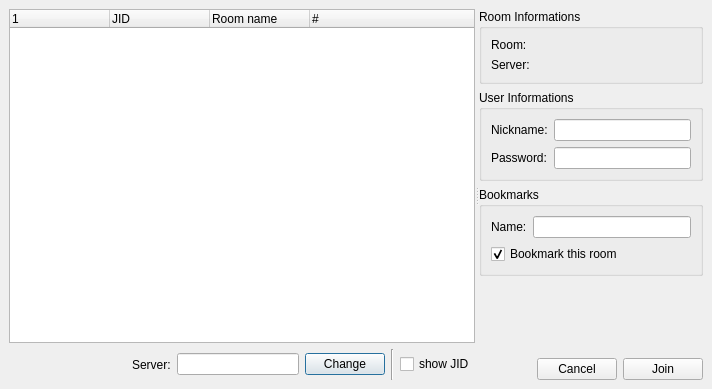
The window that widgets/mucbrowser.ui (xmpp-graveyard/jabbim) describes before a commit, drawn with Qt 5.
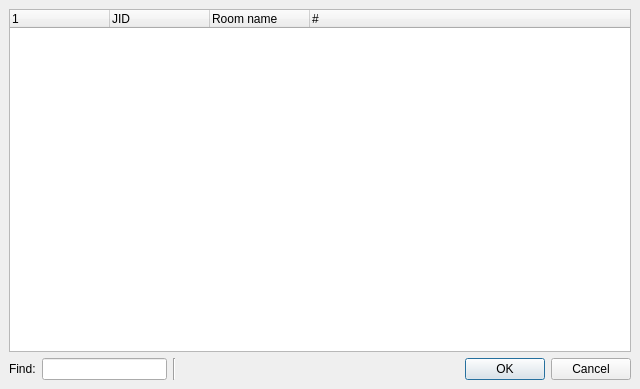
The same window after the commit.

Patch:
```diff
--- a/widgets/mucbrowser.ui
+++ b/widgets/mucbrowser.ui
@@ -5,7 +5,7 @@
    <rect>
     <x>0</x>
     <y>0</y>
-    <width>712</width>
+    <width>640</width>
     <height>389</height>
    </rect>
   </property>
@@ -13,355 +13,81 @@
    <string>MUC Browser</string>
   </property>
   <layout class="QGridLayout" >
-   <property name="leftMargin" >
+   <property name="margin" >
     <number>9</number>
    </property>
-   <property name="topMargin" >
-    <number>9</number>
-   </property>
-   <property name="rightMargin" >
-    <number>9</number>
-   </property>
-   <property name="bottomMargin" >
-    <number>9</number>
-   </property>
-   <property name="horizontalSpacing" >
+   <property name="spacing" >
     <number>6</number>
    </property>
-   <property name="verticalSpacing" >
-    <number>6</number>
-   </property>
+   <item row="1" column="0" >
+    <layout class="QHBoxLayout" >
+     <property name="margin" >
+      <number>0</number>
+     </property>
+     <property name="spacing" >
+      <number>6</number>
+     </property>
+     <item>
+      <widget class="QLabel" name="label" >
+       <property name="text" >
+        <string>Find:</string>
+       </property>
+      </widget>
+     </item>
+     <item>
+      <widget class="QLineEdit" name="filter" >
+       <property name="maximumSize" >
+        <size>
+         <width>125</width>
+         <height>16777215</height>
+        </size>
+       </property>
+      </widget>
+     </item>
+     <item>
+      <widget class="Line" name="line" >
+       <property name="orientation" >
+        <enum>Qt::Vertical</enum>
+       </property>
+      </widget>
+     </item>
+     <item>
+      <widget class="QDialogButtonBox" name="buttonBox" >
+       <property name="orientation" >
+        <enum>Qt::Horizontal</enum>
+       </property>
+       <property name="standardButtons" >
+        <set>QDialogButtonBox::Cancel|QDialogButtonBox::NoButton|QDialogButtonBox::Ok</set>
+       </property>
+      </widget>
+     </item>
+    </layout>
+   </item>
    <item row="0" column="0" >
-    <widget class="QSplitter" name="splitter" >
-     <property name="orientation" >
-      <enum>Qt::Horizontal</enum>
+    <widget class="QTreeWidget" name="groupchats" >
+     <property name="allColumnsShowFocus" >
+      <bool>true</bool>
      </property>
-     <widget class="QWidget" name="layoutWidget" >
-      <layout class="QVBoxLayout" >
-       <property name="spacing" >
-        <number>6</number>
-       </property>
-       <property name="leftMargin" >
-        <number>0</number>
-       </property>
-       <property name="topMargin" >
-        <number>0</number>
-       </property>
-       <property name="rightMargin" >
-        <number>0</number>
-       </property>
-       <property name="bottomMargin" >
-        <number>0</number>
-       </property>
-       <item>
-        <widget class="QTreeWidget" name="groupchats" >
-         <property name="allColumnsShowFocus" >
-          <bool>true</bool>
-         </property>
-         <column>
-          <property name="text" >
-           <string/>
-          </property>
-         </column>
-         <column>
-          <property name="text" >
-           <string>JID</string>
-          </property>
-         </column>
-         <column>
-          <property name="text" >
-           <string>Room name</string>
-          </property>
-         </column>
-         <column>
-          <property name="text" >
-           <string>#</string>
-          </property>
-         </column>
-        </widget>
-       </item>
-       <item>
-        <layout class="QHBoxLayout" >
-         <property name="spacing" >
-          <number>6</number>
-         </property>
-         <property name="leftMargin" >
-          <number>0</number>
-         </property>
-         <property name="topMargin" >
-          <number>0</number>
-         </property>
-         <property name="rightMargin" >
-          <number>0</number>
-         </property>
-         <property name="bottomMargin" >
-          <number>0</number>
-         </property>
-         <item>
-          <spacer>
-           <property name="orientation" >
-            <enum>Qt::Horizontal</enum>
-           </property>
-           <property name="sizeHint" >
-            <size>
-             <width>100</width>
-             <height>31</height>
-            </size>
-           </property>
-          </spacer>
-         </item>
-         <item>
-          <widget class="QLabel" name="label_5" >
-           <property name="text" >
-            <string>Server:</string>
-           </property>
-          </widget>
-         </item>
-         <item>
-          <widget class="QLineEdit" name="lineEdit" />
-         </item>
-         <item>
-          <widget class="QPushButton" name="serverChangeButton" >
-           <property name="text" >
-            <string>Change</string>
-           </property>
-          </widget>
-         </item>
-         <item>
-          <widget class="Line" name="line" >
-           <property name="orientation" >
-            <enum>Qt::Vertical</enum>
-           </property>
-          </widget>
-         </item>
-         <item>
-          <widget class="QCheckBox" name="showJid" >
-           <property name="text" >
-            <string>show JID</string>
-           </property>
-          </widget>
-         </item>
-        </layout>
-       </item>
-      </layout>
-     </widget>
-     <widget class="QWidget" name="layoutWidget" >
-      <layout class="QVBoxLayout" >
-       <property name="spacing" >
-        <number>6</number>
-       </property>
-       <property name="leftMargin" >
-        <number>0</number>
-       </property>
-       <property name="topMargin" >
-        <number>0</number>
-       </property>
-       <property name="rightMargin" >
-        <number>0</number>
-       </property>
-       <property name="bottomMargin" >
-        <number>0</number>
-       </property>
-       <item>
-        <widget class="QGroupBox" name="groupBox" >
-         <property name="title" >
-          <string>Room Informations</string>
-         </property>
-         <layout class="QGridLayout" >
-          <property name="leftMargin" >
-           <number>9</number>
-          </property>
-          <property name="topMargin" >
-           <number>9</number>
-          </property>
-          <property name="rightMargin" >
-           <number>9</number>
-          </property>
-          <property name="bottomMargin" >
-           <number>9</number>
-          </property>
-          <property name="horizontalSpacing" >
-           <number>6</number>
-          </property>
-          <property name="verticalSpacing" >
-           <number>6</number>
-          </property>
-          <item row="0" column="0" colspan="2" >
-           <widget class="QLabel" name="roomLabel" >
-            <property name="text" >
-             <string>Room:</string>
-            </property>
-           </widget>
-          </item>
-          <item row="1" column="0" colspan="2" >
-           <widget class="QLabel" name="serverLabel" >
-            <property name="text" >
-             <string>Server:</string>
-            </property>
-           </widget>
-          </item>
-         </layout>
-        </widget>
-       </item>
-       <item>
-        <widget class="QGroupBox" name="groupBox_2" >
-         <property name="title" >
-          <string>User Informations</string>
-         </property>
-         <layout class="QGridLayout" >
-          <property name="leftMargin" >
-           <number>9</number>
-          </property>
-          <property name="topMargin" >
-           <number>9</number>
-          </property>
-          <property name="rightMargin" >
-           <number>9</number>
-          </property>
-          <property name="bottomMargin" >
-           <number>9</number>
-          </property>
-          <property name="horizontalSpacing" >
-           <number>6</number>
-          </property>
-          <property name="verticalSpacing" >
-           <number>6</number>
-          </property>
-          <item row="1" column="1" >
-           <widget class="QLineEdit" name="password" >
-            <property name="text" >
-             <string/>
-            </property>
-           </widget>
-          </item>
-          <item row="0" column="1" >
-           <widget class="QLineEdit" name="nickname" />
-          </item>
-          <item row="1" column="0" >
-           <widget class="QLabel" name="label_3" >
-            <property name="text" >
-             <string>Password:</string>
-            </property>
-           </widget>
-          </item>
-          <item row="0" column="0" >
-           <widget class="QLabel" name="label_4" >
-            <property name="text" >
-             <string>Nickname:</string>
-            </property>
-           </widget>
-          </item>
-         </layout>
-        </widget>
-       </item>
-       <item>
-        <widget class="QGroupBox" name="groupBox_3" >
-         <property name="title" >
-          <string>Bookmarks</string>
-         </property>
-         <layout class="QGridLayout" >
-          <property name="leftMargin" >
-           <number>9</number>
-          </property>
-          <property name="topMargin" >
-           <number>9</number>
-          </property>
-          <property name="rightMargin" >
-           <number>9</number>
-          </property>
-          <property name="bottomMargin" >
-           <number>9</number>
-          </property>
-          <property name="horizontalSpacing" >
-           <number>6</number>
-          </property>
-          <property name="verticalSpacing" >
-           <number>6</number>
-          </property>
-          <item row="1" column="0" colspan="2" >
-           <widget class="QCheckBox" name="bookmark" >
-            <property name="text" >
-             <string>Bookmark this room</string>
-            </property>
-            <property name="checked" >
-             <bool>true</bool>
-            </property>
-           </widget>
-          </item>
-          <item row="0" column="0" >
-           <widget class="QLabel" name="label_6" >
-            <property name="text" >
-             <string>Name:</string>
-            </property>
-           </widget>
-          </item>
-          <item row="0" column="1" >
-           <widget class="QLineEdit" name="name" />
-          </item>
-         </layout>
-        </widget>
-       </item>
-       <item>
-        <spacer>
-         <property name="orientation" >
-          <enum>Qt::Vertical</enum>
-         </property>
-         <property name="sizeHint" >
-          <size>
-           <width>20</width>
-           <height>20</height>
-          </size>
-         </property>
-        </spacer>
-       </item>
-       <item>
-        <layout class="QHBoxLayout" >
-         <property name="spacing" >
-          <number>6</number>
-         </property>
-         <property name="leftMargin" >
-          <number>0</number>
-         </property>
-         <property name="topMargin" >
-          <number>0</number>
-         </property>
-         <property name="rightMargin" >
-          <number>0</number>
-         </property>
-         <property name="bottomMargin" >
-          <number>0</number>
-         </property>
-         <item>
-          <spacer>
-           <property name="orientation" >
-            <enum>Qt::Horizontal</enum>
-           </property>
-           <property name="sizeHint" >
-            <size>
-             <width>40</width>
-             <height>20</height>
-            </size>
-           </property>
-          </spacer>
-         </item>
-         <item>
-          <widget class="QPushButton" name="pushButton_2" >
-           <property name="text" >
-            <string>Cancel</string>
-           </property>
-          </widget>
-         </item>
-         <item>
-          <widget class="QPushButton" name="pushButton" >
-           <property name="text" >
-            <string>Join</string>
-           </property>
-          </widget>
-         </item>
-        </layout>
-       </item>
-      </layout>
-     </widget>
+     <column>
+      <property name="text" >
+       <string/>
+      </property>
+     </column>
+     <column>
+      <property name="text" >
+       <string>JID</string>
+      </property>
+     </column>
+     <column>
+      <property name="text" >
+       <string>Room name</string>
+      </property>
+     </column>
+     <column>
+      <property name="text" >
+       <string>#</string>
+      </property>
+     </column>
     </widget>
    </item>
   </layout>
```
Left out of the diff: 48 changed lines with no effect on the pictures.
